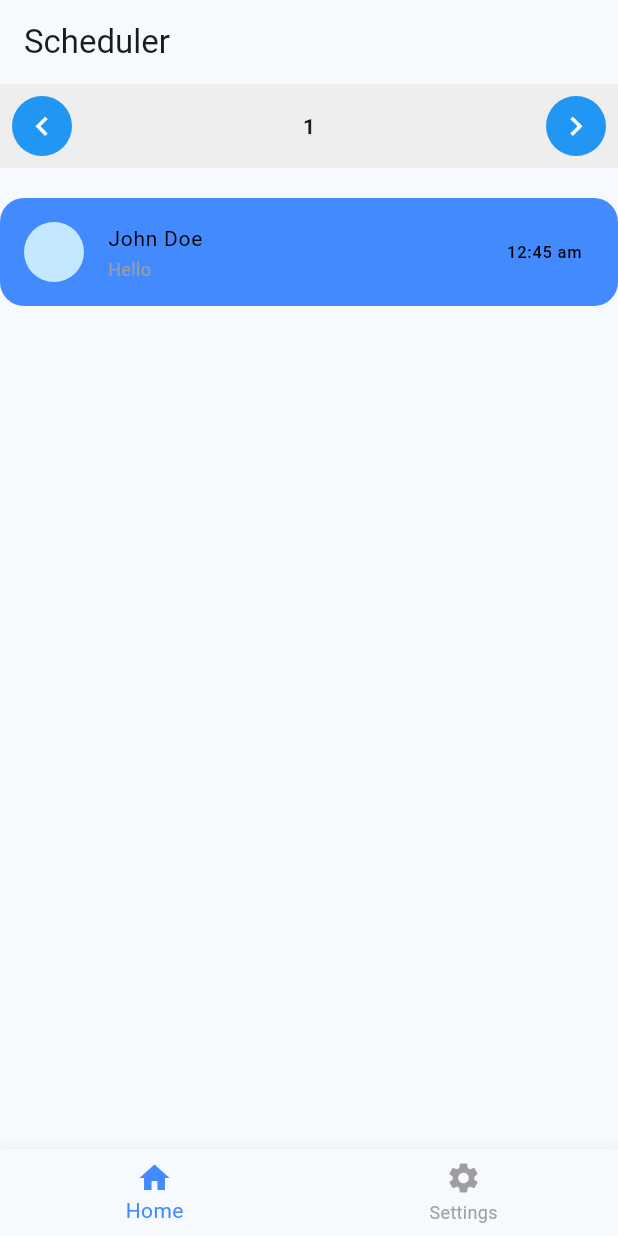
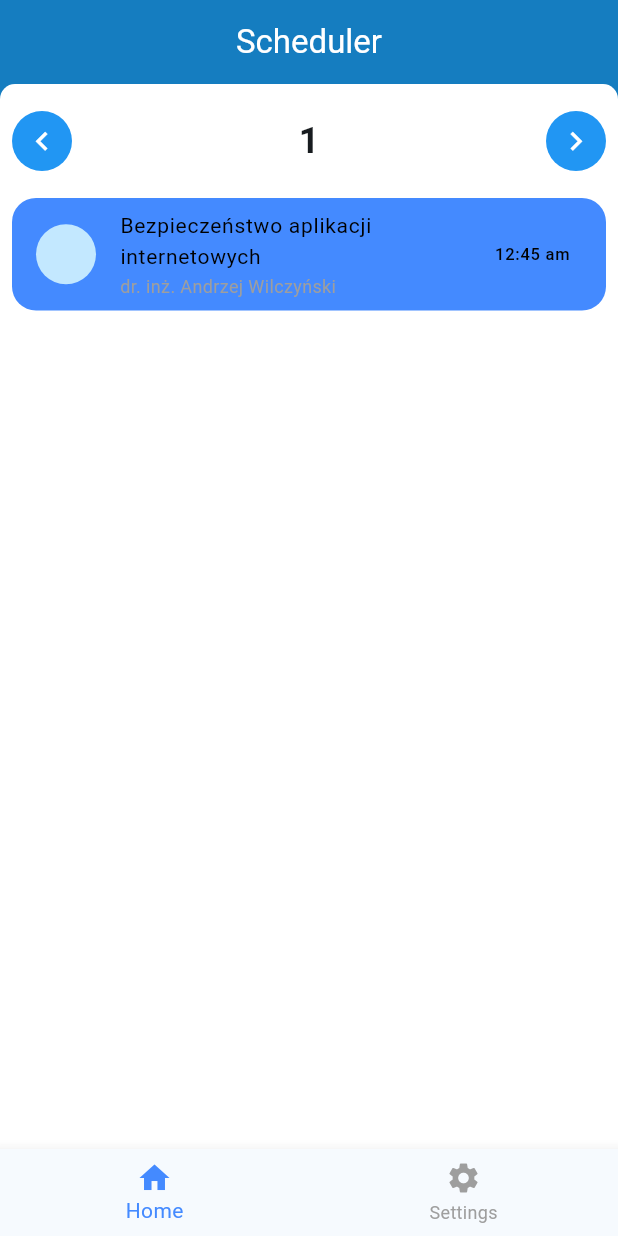
Before and after one commit to Franki124/cut_scheduler, a Flutter app: the screen it shows after launch, on a phone screen of 412 x 824 dp. Run offline on Flutter 3.47's test engine with Material 2 defaults, Android fonts, the phone set to English and light mode, and no system bars; our stand-ins replace gap.

Commit message:
First iteration of UI elements and also a base for Subject entity

```diff
--- a/lib/common/styles/app_colors.dart
+++ b/lib/common/styles/app_colors.dart
@@ -16,5 +16,4 @@ class AppColors {
   // main widget text color grey
   static const Color primarySecondaryElementText = Color.fromARGB(255, 102, 102, 102);
 
-
 }
--- a/lib/common/widgets/date_selector.dart
+++ b/lib/common/widgets/date_selector.dart
@@ -1,10 +1,12 @@
+import 'package:cut_scheduler/common/styles/app_colors.dart';
 import 'package:flutter/material.dart';
 
 class DateSelector extends StatefulWidget {
   final List<String> textArray;
   final Function(int) onChange;
 
-  const DateSelector({super.key, required this.textArray, required this.onChange});
+  const DateSelector(
+      {super.key, required this.textArray, required this.onChange});
 
   @override
   State<DateSelector> createState() => DateSelectorState();
@@ -16,12 +18,14 @@ class DateSelectorState extends State<DateSelector> {
   @override
   Widget build(BuildContext context) {
     return Container(
-      decoration: BoxDecoration(color: Colors.grey.shade200),
+      decoration: const BoxDecoration(
+        color: AppColors.primaryBackground,
+      ),
       child: Row(
         mainAxisAlignment: MainAxisAlignment.spaceBetween,
         children: [
           CircularArrow(
-              icon:const Icon(
+              icon: const Icon(
                 Icons.keyboard_arrow_left,
                 color: Colors.white,
               ),
@@ -36,7 +40,7 @@ class DateSelectorState extends State<DateSelector> {
               }),
           Text(
             widget.textArray[_currentIndex],
-            style:const  TextStyle(fontWeight: FontWeight.bold),
+            style: const TextStyle(fontWeight: FontWeight.bold, fontSize: 24),
           ),
           CircularArrow(
               icon: const Icon(
@@ -57,9 +61,11 @@ class DateSelectorState extends State<DateSelector> {
     );
   }
 }
+
 class CircularArrow extends StatelessWidget {
   final Icon icon;
   final Function() onPressed;
+
   const CircularArrow({required this.icon, required this.onPressed, Key? key})
       : super(key: key);
 
--- a/lib/common/widgets/subject_tile.dart
+++ b/lib/common/widgets/subject_tile.dart
@@ -10,10 +10,10 @@ class SubjectTile extends StatelessWidget {
           color: Colors.blueAccent, borderRadius: BorderRadius.circular(16)),
       child: const ListTile(
         leading: CircleAvatar(),
-        title: Text('John Doe',
+        title: Text('Bezpieczeństwo aplikacji internetowych',
             style: TextStyle(fontSize: 14, color: Colors.black)),
         subtitle:
-        Text('Hello', style: TextStyle(fontSize: 12, color: Colors.grey)),
+        Text('dr. inż. Andrzej Wilczyński', style: TextStyle(fontSize: 12, color: Colors.grey)),
         trailing: Text('12:45 am', style: TextStyle(color: Colors.black)),
       ),
     );
--- a/lib/screens/dashboard.dart
+++ b/lib/screens/dashboard.dart
@@ -1,7 +1,7 @@
+import 'package:cut_scheduler/common/styles/app_colors.dart';
 import 'package:cut_scheduler/screens/home.dart';
 import 'package:cut_scheduler/screens/settings.dart';
 import 'package:flutter/material.dart';
-
 
 class Dashboard extends StatefulWidget {
   const Dashboard({Key? key}) : super(key: key);
@@ -11,7 +11,6 @@ class Dashboard extends StatefulWidget {
 }
 
 class _DashboardState extends State<Dashboard> {
-
   int _screenIndex = 0;
 
   List<Widget> screens = [
@@ -22,10 +21,25 @@ class _DashboardState extends State<Dashboard> {
   @override
   Widget build(BuildContext context) {
     return Scaffold(
+      backgroundColor: AppColors.primaryElement,
       appBar: AppBar(
-        title: const Text('Scheduler'),
+        centerTitle: true,
+        elevation: 0,
+        backgroundColor: AppColors.primaryElement,
+        title: const Text(
+          'Scheduler',
+          style: TextStyle(
+            color: AppColors.primaryElementText,
+          ),
+        ),
       ),
-      body: screens[_screenIndex],
+      body: Container(
+          decoration: const BoxDecoration(
+            color: AppColors.primaryBackground,
+            borderRadius: BorderRadius.only(
+                topLeft: Radius.circular(10), topRight: Radius.circular(10)),
+          ),
+          child: screens[_screenIndex]),
       bottomNavigationBar: BottomNavigationBar(
           type: BottomNavigationBarType.fixed,
           currentIndex: _screenIndex,
@@ -37,16 +51,13 @@ class _DashboardState extends State<Dashboard> {
           unselectedItemColor: Colors.grey,
           selectedItemColor: Colors.blueAccent,
           items: const [
-        BottomNavigationBarItem(
-          icon: Icon(Icons.home_outlined),
-          activeIcon: Icon(Icons.home),
-          label: 'Home'
-        ),
-        BottomNavigationBarItem(
-            icon: Icon(Icons.settings),
-            label: 'Settings'
-        ),
-      ]),
+            BottomNavigationBarItem(
+                icon: Icon(Icons.home_outlined),
+                activeIcon: Icon(Icons.home),
+                label: 'Home'),
+            BottomNavigationBarItem(
+                icon: Icon(Icons.settings), label: 'Settings'),
+          ]),
     );
   }
 }
--- a/lib/screens/home.dart
+++ b/lib/screens/home.dart
@@ -26,9 +26,13 @@ class _HomeScreenState extends State<HomeScreen> {
     return Column(
       crossAxisAlignment: CrossAxisAlignment.center,
       children: [
+        const Gap(10),
         DateSelector(textArray: debug, onChange: handleDateChange),
-        const Gap(20),
-        const SubjectTile(),
+        const Gap(10),
+        Container(
+          padding: const EdgeInsets.only(left: 8, right: 8),
+            child: const SubjectTile()
+        ),
       ],
     );
   }
--- a/pubspec.yaml
+++ b/pubspec.yaml
@@ -1,5 +1,5 @@
 name: cut_scheduler
-description: A simple app that can be an alternative to defualt excel file.
+description: A simple app that can be an alternative to default excel file.
 publish_to: 'none'
 version: 1.0.0+1
 
```
Also changed, not shown: lib/common/entities/subject.dart (added, +21 -0 lines).
